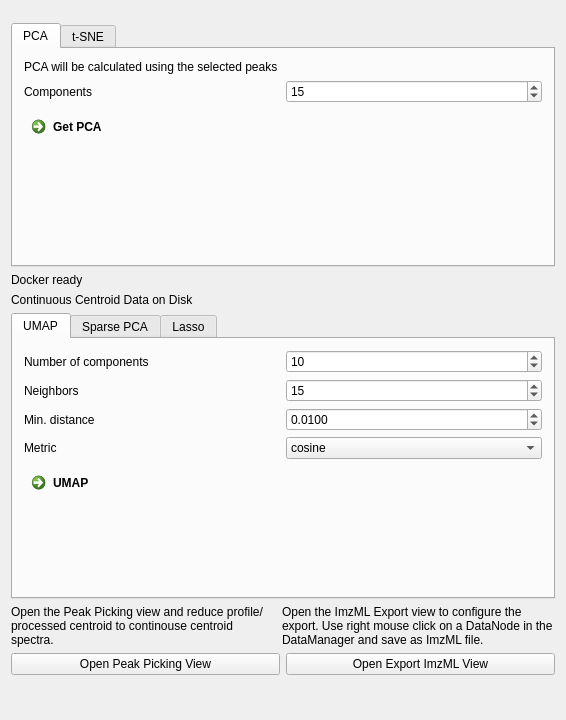
Above: Plugins/org.mitk.gui.qt.m2.docker.datacompression/src/internal/DataCompressionViewControls.ui from m2aia/m2aia before the change. Below: the same form after it.
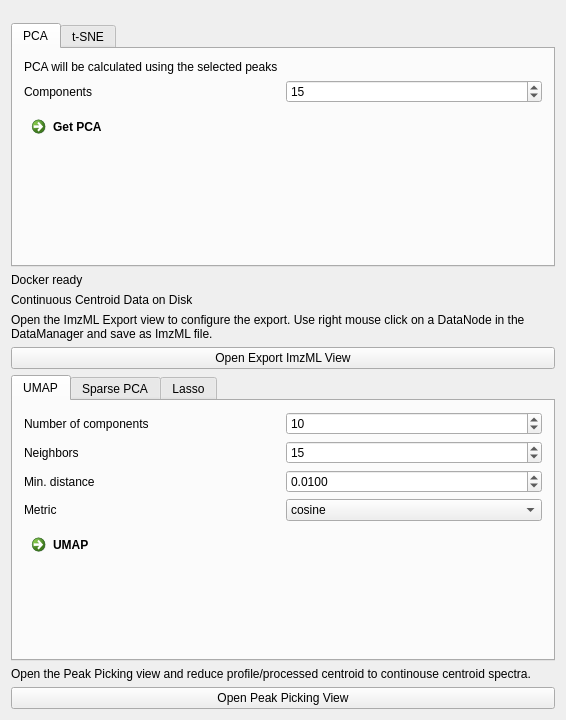
That is the form after the change. The open tabs and pages were chosen to show the change. Custom widgets are drawn as their Qt base class.

Commit message: update data compression view

Diff of the .ui file:
```diff
--- a/Plugins/org.mitk.gui.qt.m2.docker.datacompression/src/internal/DataCompressionViewControls.ui
+++ b/Plugins/org.mitk.gui.qt.m2.docker.datacompression/src/internal/DataCompressionViewControls.ui
@@ -237,6 +237,23 @@
      </property>
     </widget>
    </item>
+   <item>
+    <widget class="QLabel" name="labelExportInfo">
+     <property name="text">
+      <string>Open the ImzML Export view to configure the export. Use right mouse click on a DataNode in the DataManager and save as ImzML file.</string>
+     </property>
+     <property name="wordWrap">
+      <bool>true</bool>
+     </property>
+    </widget>
+   </item>
+   <item>
+    <widget class="QPushButton" name="btnExport">
+     <property name="text">
+      <string>Open Export ImzML View</string>
+     </property>
+    </widget>
+   </item>
    <item>
     <widget class="QTabWidget" name="tabWidget">
      <property name="currentIndex">
@@ -510,16 +527,6 @@
        </property>
       </widget>
      </item>
-     <item>
-      <widget class="QLabel" name="label_3">
-       <property name="text">
-        <string>Open the ImzML Export view to configure the export. Use right mouse click on a DataNode in the DataManager and save as ImzML file.</string>
-       </property>
-       <property name="wordWrap">
-        <bool>true</bool>
-       </property>
-      </widget>
-     </item>
     </layout>
    </item>
    <item>
@@ -531,13 +538,6 @@
        </property>
       </widget>
      </item>
-     <item>
-      <widget class="QPushButton" name="btnExport">
-       <property name="text">
-        <string>Open Export ImzML View</string>
-       </property>
-      </widget>
-     </item>
     </layout>
    </item>
    <item>
@@ -563,6 +563,12 @@
    <header location="global">QmitkSingleNodeSelectionWidget.h</header>
    <container>1</container>
   </customwidget>
+  <customwidget>
+   <class>QmitkMultiNodeSelectionWidget</class>
+   <extends>QWidget</extends>
+   <header>QmitkMultiNodeSelectionWidget.h</header>
+   <container>1</container>
+  </customwidget>
  </customwidgets>
  <resources/>
  <connections/>
```
Left out of the diff: 6 changed lines with no effect on the pictures. The commit also changes 6 other files.
